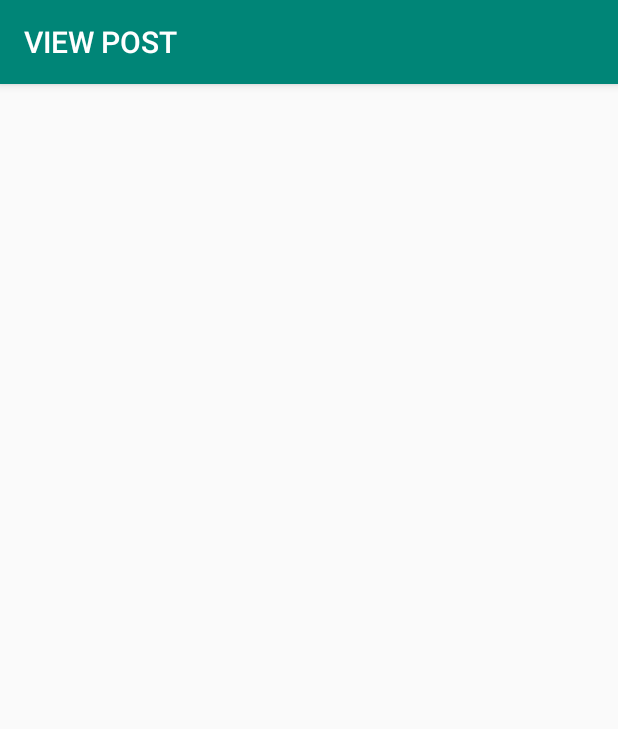
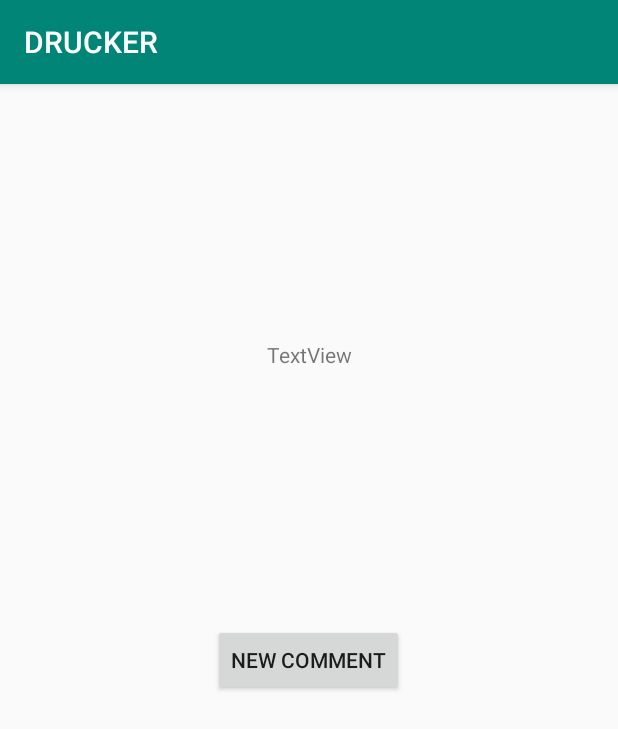
Before and after one commit to yuqiaoliang/Drucker, an Android app: the MessageBoxActivity screen opened directly, with no data from a screen before it, after a tap on an icon or button, on a phone screen of 412 x 824 dp. Shown: the top 729 px of the screen. Run offline under Robolectric (Android 15) with nearby library versions, the phone set to English and light mode, and no system bars.

Commit message:
Post Detail Comment Dialog Implementation

```diff
--- a/drucker_android/app/src/main/AndroidManifest.xml
+++ b/drucker_android/app/src/main/AndroidManifest.xml
@@ -11,9 +11,10 @@
         android:roundIcon="@mipmap/ic_launcher_round"
         android:supportsRtl="true"
         android:theme="@style/AppTheme">
+        <activity android:name=".TestNewCommentActivity"></activity>
         <activity
             android:name=".PostDetailActivity"
-            android:label="@string/message_name"></activity>
+            android:label="@string/message_name" />
         <activity
             android:name=".ViewPostActivity"
             android:label="VIEW POST" />
--- a/drucker_android/app/src/main/java/com/example/yueyingwu/testapp/MessageBoxActivity.java
+++ b/drucker_android/app/src/main/java/com/example/yueyingwu/testapp/MessageBoxActivity.java
@@ -42,7 +42,9 @@ public class MessageBoxActivity extends AppCompatActivity {
                 ViewPostActivity.allComments.clear();
                 ViewPostActivity.allTimes.clear();
                 ViewPostActivity.allID.clear();
-                Intent viewPostIntent = new Intent(getApplicationContext(), ViewPostActivity.class);
+                //Intent viewPostIntent = new Intent(getApplicationContext(), ViewPostActivity.class);
+
+                Intent viewPostIntent = new Intent(getApplicationContext(), TestNewCommentActivity.class);
                 startActivity(viewPostIntent);
 
 //                Intent viewPostIntent = new Intent(getApplicationContext(), PostDetailActivity.class);
--- a/drucker_android/app/src/main/java/com/example/yueyingwu/testapp/PostDetailActivity.java
+++ b/drucker_android/app/src/main/java/com/example/yueyingwu/testapp/PostDetailActivity.java
@@ -43,7 +43,6 @@ public class PostDetailActivity extends AppCompatActivity {
         super.onCreate(savedInstanceState);
         setContentView(R.layout.activity_post_detail);
         //We have our list view
-
         listViewPost = findViewById(R.id.listViewPost);
 
         Intent receivedIntent=getIntent();
@@ -88,6 +87,7 @@ public class PostDetailActivity extends AppCompatActivity {
 //                Log.i("User clicked ", postDetailList.get(position));
 //            }
 //        });
+
 
     }
 
--- /dev/null
+++ b/drucker_android/app/src/main/java/com/example/yueyingwu/testapp/TestNewCommentActivity.java
@@ -0,0 +1,62 @@
+package com.example.yueyingwu.testapp;
+
+import android.support.v7.app.AppCompatActivity;
+import android.os.Bundle;
+import android.app.AlertDialog;
+import android.content.Intent;
+import android.os.AsyncTask;
+import android.os.Bundle;
+import android.support.design.widget.FloatingActionButton;
+import android.support.design.widget.Snackbar;
+import android.support.v7.app.AppCompatActivity;
+import android.text.InputType;
+import android.view.View;
+import android.widget.Button;
+import android.widget.EditText;
+import android.widget.ImageButton;
+import android.widget.Spinner;
+import android.widget.TextView;
+
+import org.json.JSONException;
+import org.json.JSONObject;
+
+import java.io.BufferedReader;
+import java.io.IOException;
+import java.io.InputStream;
+import java.io.InputStreamReader;
+import java.net.HttpURLConnection;
+import java.net.MalformedURLException;
+import java.net.URI;
+import java.net.URL;
+import java.text.DecimalFormat;
+
+public class TestNewCommentActivity extends AppCompatActivity implements NewCommentDialog.CommentDialogListener {
+   private Button button;
+   public TextView tvNewCommentView;
+
+    @Override
+    protected void onCreate(Bundle savedInstanceState) {
+        super.onCreate(savedInstanceState);
+        setContentView(R.layout.activity_test_new_comment);
+       // Button button;
+        //TextView tvNewCommentView;
+        button = (Button) findViewById(R.id.bNewComment);
+        button.setOnClickListener(new View.OnClickListener() {
+            @Override
+            public void onClick(View v) {
+                openDialog();
+            }
+        });
+
+    }
+    public void openDialog(){
+        NewCommentDialog newCommentDialog = new NewCommentDialog();
+        newCommentDialog.show(getSupportFragmentManager(), "New Comment Dialog");
+
+    }
+
+    @Override
+    public void applyTexts(String newComment) {
+        tvNewCommentView.setText(newComment);
+    }
+}
--- /dev/null
+++ b/drucker_android/app/src/main/res/layout/activity_test_new_comment.xml
@@ -0,0 +1,37 @@
+<?xml version="1.0" encoding="utf-8"?>
+<android.support.constraint.ConstraintLayout xmlns:android="http://schemas.android.com/apk/res/android"
+    xmlns:app="http://schemas.android.com/apk/res-auto"
+    xmlns:tools="http://schemas.android.com/tools"
+    android:layout_width="match_parent"
+    android:layout_height="match_parent"
+    tools:context=".TestNewCommentActivity">
+
+    <Button
+        android:id="@+id/bNewComment"
+        android:layout_width="wrap_content"
+        android:layout_height="wrap_content"
+        android:layout_marginStart="161dp"
+        android:layout_marginLeft="161dp"
+        android:layout_marginTop="341dp"
+        android:layout_marginEnd="162dp"
+        android:layout_marginRight="162dp"
+        android:layout_marginBottom="342dp"
+        android:text="New Comment"
+        app:layout_constraintBottom_toBottomOf="parent"
+        app:layout_constraintEnd_toEndOf="parent"
+        app:layout_constraintStart_toStartOf="parent"
+        app:layout_constraintTop_toTopOf="parent" />
+
+    <TextView
+        android:id="@+id/tvNewCommentView"
+        android:layout_width="match_parent"
+        android:layout_height="wrap_content"
+        android:layout_alignParentLeft="true"
+        android:layout_centerVertical="true"
+        android:gravity="center_horizontal"
+        android:text="TextView"
+        app:layout_constraintBottom_toTopOf="@+id/bNewComment"
+        app:layout_constraintEnd_toEndOf="parent"
+        app:layout_constraintStart_toStartOf="parent"
+        app:layout_constraintTop_toTopOf="parent" />
+</android.support.constraint.ConstraintLayout>
```
Also changed, not shown: drucker_android/app/src/main/java/com/example/yueyingwu/testapp/NewCommentDialog.java (added, +76 -0 lines), drucker_android/app/src/main/java/com/example/yueyingwu/testapp/loginActivity.java (+4 -3 lines), drucker_android/app/src/main/res/layout/activity_post_detail.xml (+18 -7 lines), drucker_android/app/src/main/res/layout/new_comment_dialog.xml (added, +11 -0 lines).
